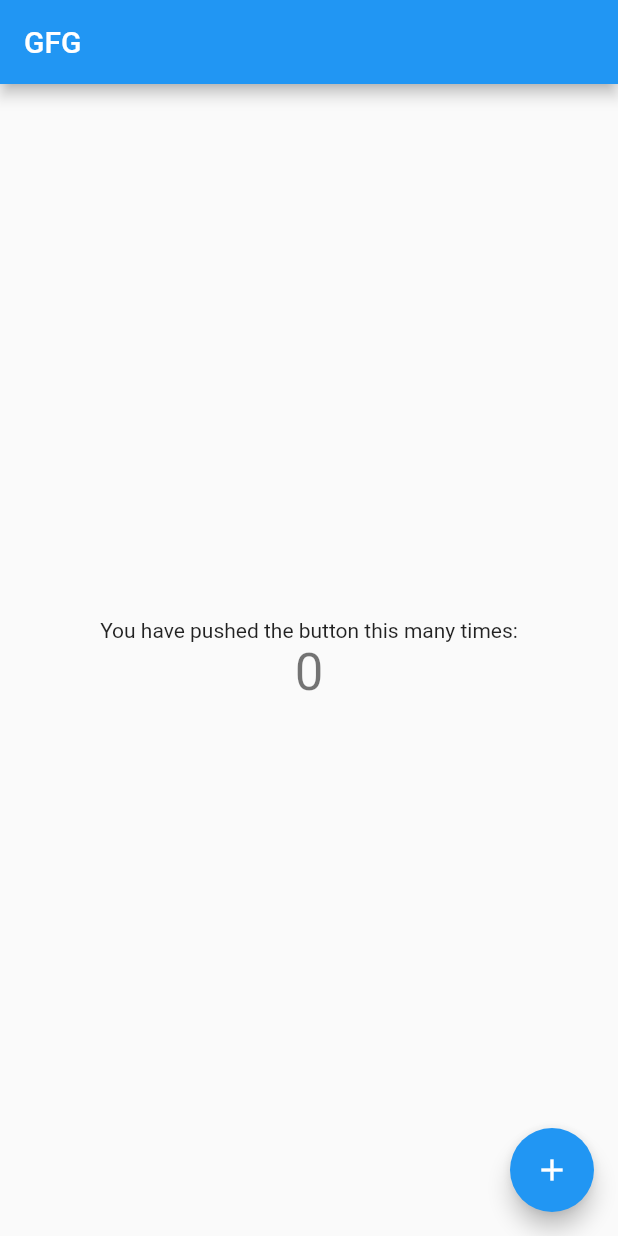
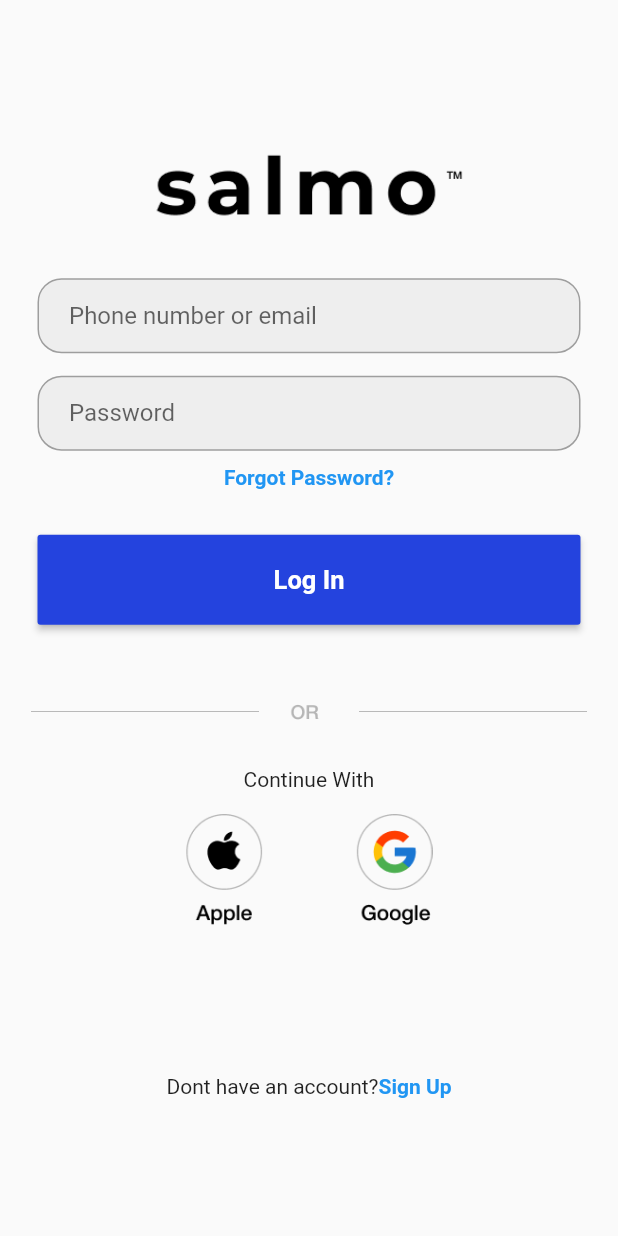
Before and after one commit to bytadit-kuliah/Salmo-Fishery-App, a Flutter app: the screen it shows after launch, on a phone screen of 412 x 824 dp. Run offline on Flutter 3.47's test engine with Material 2 defaults, Android fonts, the phone set to English and light mode, and no system bars; missing offline and left inert: dart:ffi.

Commit message:
login page

```diff
--- /dev/null
+++ b/salmo/lib/login/body.dart
@@ -0,0 +1,130 @@
+import 'dart:ui';
+
+import 'package:flutter/material.dart';
+import 'package:salmo/home.dart';
+
+class Body extends StatefulWidget {
+  const Body({Key? key}) : super(key: key);
+
+  @override
+  State<Body> createState() => _Body();
+}
+
+class _Body extends State<Body> {
+  @override
+  Widget build(BuildContext context) {
+    Size size = MediaQuery.of(context).size;
+    return Scaffold(
+      body: SafeArea(
+        child: Center(
+          child: Column(mainAxisAlignment: MainAxisAlignment.center, children: [
+            Image.asset(
+              'images/logo_salmo.png',
+              color: Colors.black,
+              width: size.width * 0.5,
+            ),
+            SizedBox(height: 30),
+            Padding(
+              padding: const EdgeInsets.symmetric(horizontal: 25.0),
+              child: Container(
+                decoration: BoxDecoration(
+                  color: Colors.grey[200],
+                  border: Border.all(color: Colors.grey),
+                  borderRadius: BorderRadius.circular(16),
+                ),
+                child: Padding(
+                  padding: const EdgeInsets.only(left: 20),
+                  child: TextField(
+                    decoration: InputDecoration(
+                        border: InputBorder.none,
+                        hintText: 'Phone number or email'),
+                  ),
+                ),
+              ),
+            ),
+            SizedBox(height: 15),
+            Padding(
+              padding: const EdgeInsets.symmetric(horizontal: 25.0),
+              child: Container(
+                decoration: BoxDecoration(
+                  color: Colors.grey[200],
+                  border: Border.all(color: Colors.grey),
+                  borderRadius: BorderRadius.circular(16),
+                ),
+                child: Padding(
+                  padding: const EdgeInsets.only(left: 20),
+                  child: TextField(
+                    obscureText: true,
+                    decoration: InputDecoration(
+                        border: InputBorder.none, hintText: 'Password'),
+                  ),
+                ),
+              ),
+            ),
+            SizedBox(height: 10),
+            Text(
+              'Forgot Password?',
+              style: TextStyle(color: Colors.blue, fontWeight: FontWeight.bold),
+            ),
+            SizedBox(height: 30),
+            Padding(
+              padding: const EdgeInsets.symmetric(horizontal: 25),
+              child: RaisedButton(
+                child: Container(
+                  padding: EdgeInsets.all(20),
+                  child: Center(
+                    child: Text(
+                      'Log In',
+                      style: TextStyle(
+                        color: Colors.white,
+                        fontWeight: FontWeight.bold,
+                        fontSize: 17,
+                      ),
+                    ),
+                  ),
+                ),
+                color: Color.fromARGB(255, 36, 67, 222),
+                onPressed: () {
+                  Navigator.push(
+                    context,
+                    MaterialPageRoute(
+                        builder: (context) => MyHomePage(title: 'Home Page')),
+                  );
+                },
+              ),
+            ),
+            SizedBox(height: 50),
+            Image.asset(
+              'images/divide.png',
+              width: size.width * 0.9,
+            ),
+            SizedBox(height: 30),
+            Column(
+              mainAxisAlignment: MainAxisAlignment.center,
+              children: [
+                Text('Continue With'),
+                SizedBox(height: 15),
+                Image.asset(
+                  'images/akun.png',
+                  width: size.width * 0.4,
+                ),
+              ],
+            ),
+            SizedBox(height: 100),
+            Row(
+              mainAxisAlignment: MainAxisAlignment.center,
+              children: [
+                Text('Dont have an account?'),
+                Text(
+                  'Sign Up',
+                  style: TextStyle(
+                      color: Colors.blue, fontWeight: FontWeight.bold),
+                ),
+              ],
+            ),
+          ]),
+        ),
+      ),
+    );
+  }
+}
--- /dev/null
+++ b/salmo/lib/login/login.dart
@@ -0,0 +1,11 @@
+import 'package:flutter/material.dart';
+import 'package:salmo/login/body.dart';
+
+class Login extends StatelessWidget {
+  @override
+  Widget build(BuildContext context) {
+    return Scaffold(
+      body: Body(),
+    );
+  }
+}
--- a/salmo/lib/splash.dart
+++ b/salmo/lib/splash.dart
@@ -1,8 +1,7 @@
 import 'dart:ffi';
 
 import 'package:flutter/material.dart';
-import 'package:salmo/main.dart';
-import 'home.dart';
+import 'package:salmo/login/login.dart';
 
 class Splash extends StatefulWidget {
   const Splash({Key? key}) : super(key: key);
@@ -21,11 +20,7 @@ class _SplashState extends State<Splash> {
   _navigatetohome() async {
     await Future.delayed(Duration(milliseconds: 2000), () {});
     Navigator.pushReplacement(
-        context,
-        MaterialPageRoute(
-            builder: (context) => MyHomePage(
-                  title: 'GFG',
-                )));
+        context, MaterialPageRoute(builder: (context) => Login()));
   }
 
   @override
```
Also changed, not shown: salmo/images/akun.png (added), salmo/images/divide.png (added).
